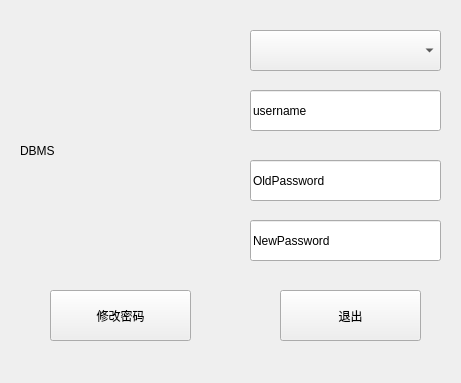
jy-080610/DBMS, file resetpassword.ui: the form before one commit.
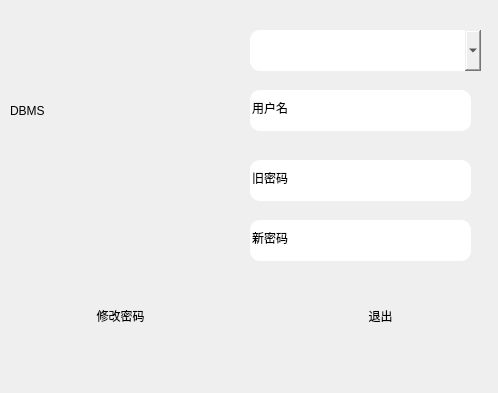
The form after the commit. Icons and pictures are not drawn.

The edit to the form file:
```diff
--- a/resetpassword.ui
+++ b/resetpassword.ui
@@ -6,8 +6,8 @@
    <rect>
     <x>0</x>
     <y>0</y>
-    <width>461</width>
-    <height>383</height>
+    <width>498</width>
+    <height>393</height>
    </rect>
   </property>
   <property name="windowTitle">
@@ -21,22 +21,42 @@
     <rect>
      <x>250</x>
      <y>30</y>
-     <width>191</width>
+     <width>231</width>
      <height>41</height>
     </rect>
    </property>
+   <property name="styleSheet">
+    <string notr="true">QComboBox {
+  
+ background-image: url(:/picture/b5.jpg);
+ border-color: rgb(93, 171, 255);
+    border-radius: 10px;
+    border-style: outset;
+  
+    }</string>
+   </property>
   </widget>
   <widget class="QLineEdit" name="userName">
    <property name="geometry">
     <rect>
      <x>250</x>
      <y>90</y>
-     <width>191</width>
+     <width>221</width>
      <height>41</height>
     </rect>
    </property>
+   <property name="styleSheet">
+    <string notr="true">QLineEdit {
+  
+ background-image: url(:/picture/b5.jpg);
+ border-color: rgb(93, 171, 255);
+    border-radius: 10px;
+    border-style: outset;
+  
+    }</string>
+   </property>
    <property name="text">
-    <string>username</string>
+    <string>用户名</string>
    </property>
   </widget>
   <widget class="QLineEdit" name="passWord">
@@ -44,12 +64,22 @@
     <rect>
      <x>250</x>
      <y>160</y>
-     <width>191</width>
+     <width>221</width>
      <height>41</height>
     </rect>
    </property>
+   <property name="styleSheet">
+    <string notr="true">QLineEdit {
+  
+ background-image: url(:/picture/b5.jpg);
+ border-color: rgb(93, 171, 255);
+    border-radius: 10px;
+    border-style: outset;
+  
+    }</string>
+   </property>
    <property name="text">
-    <string>OldPassword</string>
+    <string>旧密码</string>
    </property>
   </widget>
   <widget class="QLineEdit" name="passWord_2">
@@ -57,12 +87,22 @@
     <rect>
      <x>250</x>
      <y>220</y>
-     <width>191</width>
+     <width>221</width>
      <height>41</height>
     </rect>
    </property>
+   <property name="styleSheet">
+    <string notr="true">QLineEdit {
+  
+ background-image: url(:/picture/b5.jpg);
+ border-color: rgb(93, 171, 255);
+    border-radius: 10px;
+    border-style: outset;
+  
+    }</string>
+   </property>
    <property name="text">
-    <string>NewPassword</string>
+    <string>新密码</string>
    </property>
   </widget>
   <widget class="QPushButton" name="modifyButton">
@@ -74,6 +114,15 @@
      <height>51</height>
     </rect>
    </property>
+   <property name="styleSheet">
+    <string notr="true">QPushButton {
+  
+	border-color: rgb(93, 171, 255);
+    border-radius: 20px;
+    border-style: outset;
+   background-image: url(:/picture/p2.jpg);
+    }</string>
+   </property>
    <property name="text">
     <string>修改密码</string>
    </property>
@@ -81,12 +130,21 @@
   <widget class="QPushButton" name="exitButton">
    <property name="geometry">
     <rect>
-     <x>280</x>
+     <x>310</x>
      <y>290</y>
      <width>141</width>
      <height>51</height>
     </rect>
    </property>
+   <property name="styleSheet">
+    <string notr="true">QPushButton {
+  
+	border-color: rgb(93, 171, 255);
+    border-radius: 20px;
+    border-style: outset;
+   background-image: url(:/picture/p2.jpg);
+    }</string>
+   </property>
    <property name="text">
     <string>退出</string>
    </property>
@@ -94,8 +152,8 @@
   <widget class="QLabel" name="label">
    <property name="geometry">
     <rect>
-     <x>20</x>
-     <y>50</y>
+     <x>10</x>
+     <y>10</y>
      <width>221</width>
      <height>201</height>
     </rect>
```
Left out of the diff: 7 changed lines with no effect on the pictures.
